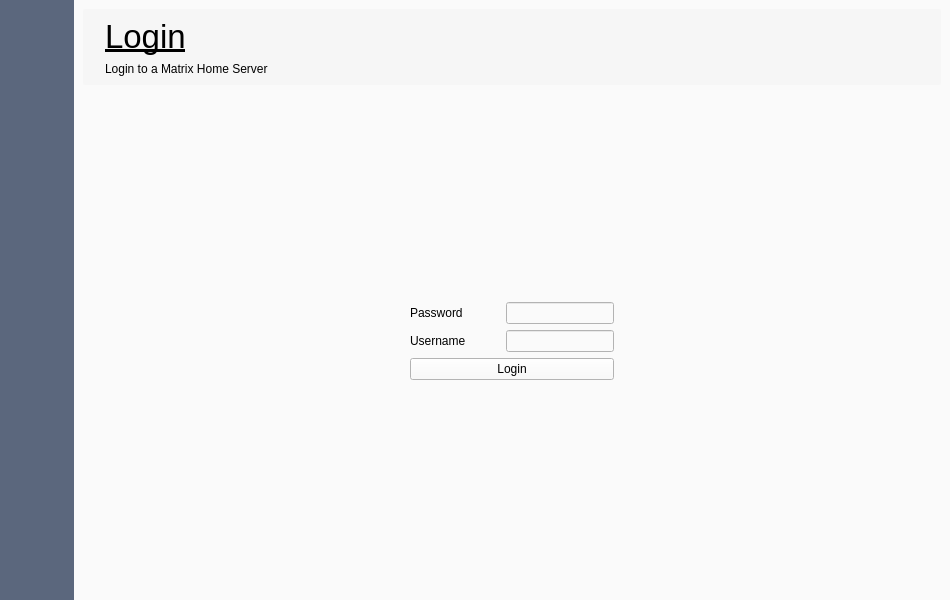
Above: qml/ui/login.ui from Nordgedanken/Morpheus before the change. Below: the same form after it.
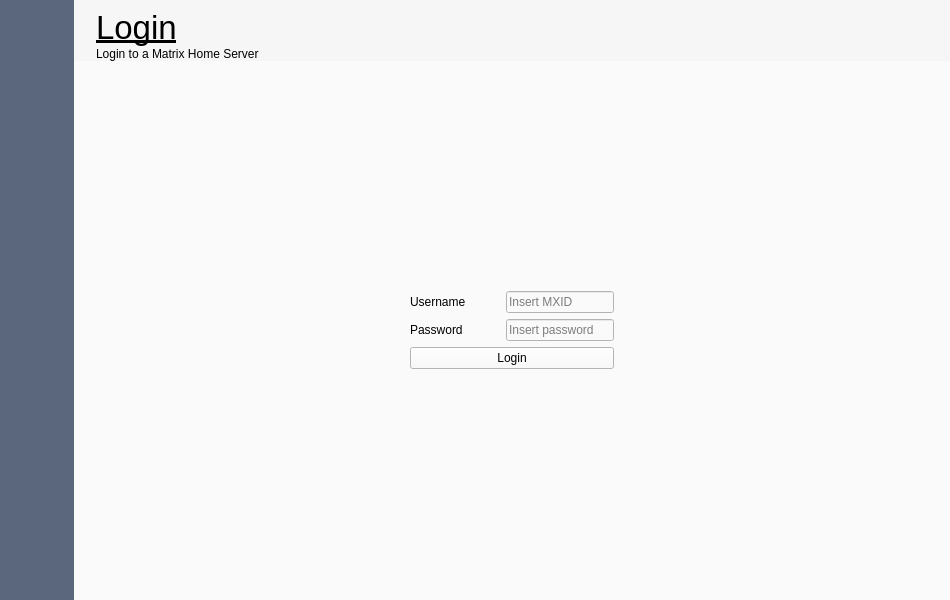
That is the form after the change. Icons and pictures are not drawn.

Commit message: Use new ui on login

What changed in the file:
```diff
--- a/qml/ui/login.ui
+++ b/qml/ui/login.ui
@@ -289,6 +289,21 @@
       <string notr="true">background-color: rgb(250, 250, 250);</string>
      </property>
      <layout class="QVBoxLayout" name="verticalLayout_2">
+      <property name="spacing">
+       <number>0</number>
+      </property>
+      <property name="leftMargin">
+       <number>0</number>
+      </property>
+      <property name="topMargin">
+       <number>0</number>
+      </property>
+      <property name="rightMargin">
+       <number>0</number>
+      </property>
+      <property name="bottomMargin">
+       <number>0</number>
+      </property>
       <item alignment="Qt::AlignTop">
        <widget class="QWidget" name="titleBar" native="true">
         <property name="sizePolicy">
@@ -308,6 +323,24 @@
 border-radius: 2px;</string>
         </property>
         <layout class="QGridLayout" name="gridLayout_7">
+         <property name="leftMargin">
+          <number>9</number>
+         </property>
+         <property name="topMargin">
+          <number>9</number>
+         </property>
+         <property name="rightMargin">
+          <number>9</number>
+         </property>
+         <property name="bottomMargin">
+          <number>0</number>
+         </property>
+         <property name="horizontalSpacing">
+          <number>6</number>
+         </property>
+         <property name="verticalSpacing">
+          <number>0</number>
+         </property>
          <item row="0" column="0">
           <widget class="QLabel" name="roomAvatar">
            <property name="sizePolicy">
@@ -438,53 +471,24 @@
          </sizepolicy>
         </property>
         <layout class="QGridLayout" name="gridLayout_2">
+         <property name="leftMargin">
+          <number>0</number>
+         </property>
+         <property name="topMargin">
+          <number>0</number>
+         </property>
+         <property name="rightMargin">
+          <number>0</number>
+         </property>
+         <property name="bottomMargin">
+          <number>0</number>
+         </property>
+         <property name="spacing">
+          <number>0</number>
+         </property>
          <item row="0" column="0" alignment="Qt::AlignHCenter|Qt::AlignVCenter">
           <widget class="QWidget" name="Wrapper" native="true">
            <layout class="QVBoxLayout" name="verticalLayout_3">
-            <item>
-             <widget class="QWidget" name="Password_w" native="true">
-              <layout class="QHBoxLayout" name="horizontalLayout_2">
-               <property name="spacing">
-                <number>0</number>
-               </property>
-               <property name="leftMargin">
-                <number>0</number>
-               </property>
-               <property name="topMargin">
-                <number>0</number>
-               </property>
-               <property name="rightMargin">
-                <number>0</number>
-               </property>
-               <property name="bottomMargin">
-                <number>0</number>
-               </property>
-               <item>
-                <widget class="QLabel" name="Password">
-                 <property name="text">
-                  <string>Password</string>
-                 </property>
-                </widget>
-               </item>
-               <item>
-                <spacer name="horizontalSpacer">
-                 <property name="orientation">
-                  <enum>Qt::Horizontal</enum>
-                 </property>
-                 <property name="sizeHint" stdset="0">
-                  <size>
-                   <width>40</width>
-                   <height>20</height>
-                  </size>
-                 </property>
-                </spacer>
-               </item>
-               <item>
-                <widget class="QLineEdit" name="PasswordInput"/>
-               </item>
-              </layout>
-             </widget>
-            </item>
             <item>
              <widget class="QWidget" name="Username_w" native="true">
               <layout class="QHBoxLayout" name="horizontalLayout_3">
@@ -524,7 +528,62 @@
                 </spacer>
                </item>
                <item>
-                <widget class="QLineEdit" name="UsernameInput"/>
+                <widget class="QLineEdit" name="UsernameInput">
+                 <property name="placeholderText">
+                  <string>Insert MXID</string>
+                 </property>
+                </widget>
+               </item>
+              </layout>
+             </widget>
+            </item>
+            <item>
+             <widget class="QWidget" name="Password_w" native="true">
+              <layout class="QHBoxLayout" name="horizontalLayout_2">
+               <property name="spacing">
+                <number>0</number>
+               </property>
+               <property name="leftMargin">
+                <number>0</number>
+               </property>
+               <property name="topMargin">
+                <number>0</number>
+               </property>
+               <property name="rightMargin">
+                <number>0</number>
+               </property>
+               <property name="bottomMargin">
+                <number>0</number>
+               </property>
+               <item>
+                <widget class="QLabel" name="Password">
+                 <property name="text">
+                  <string>Password</string>
+                 </property>
+                </widget>
+               </item>
+               <item>
+                <spacer name="horizontalSpacer">
+                 <property name="orientation">
+                  <enum>Qt::Horizontal</enum>
+                 </property>
+                 <property name="sizeHint" stdset="0">
+                  <size>
+                   <width>40</width>
+                   <height>20</height>
+                  </size>
+                 </property>
+                </spacer>
+               </item>
+               <item>
+                <widget class="QLineEdit" name="PasswordInput">
+                 <property name="echoMode">
+                  <enum>QLineEdit::Password</enum>
+                 </property>
+                 <property name="placeholderText">
+                  <string>Insert password</string>
+                 </property>
+                </widget>
                </item>
               </layout>
              </widget>
```
The commit also changes 2 other files.
